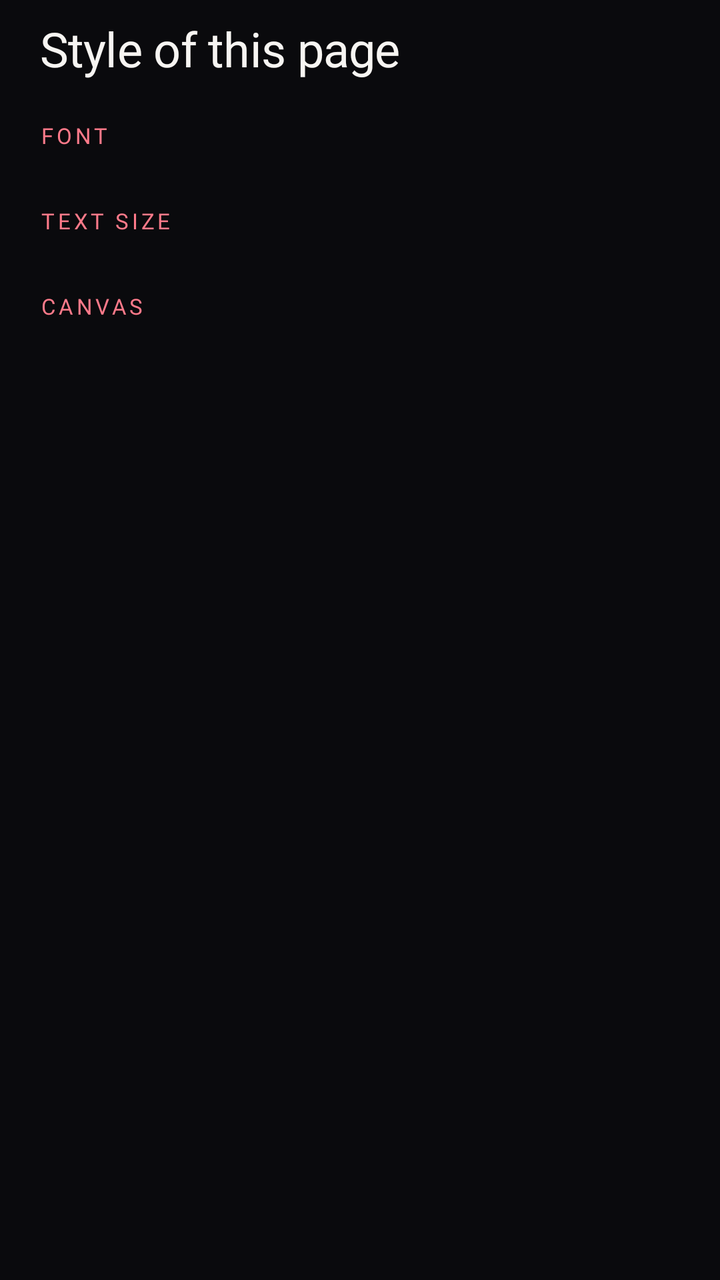
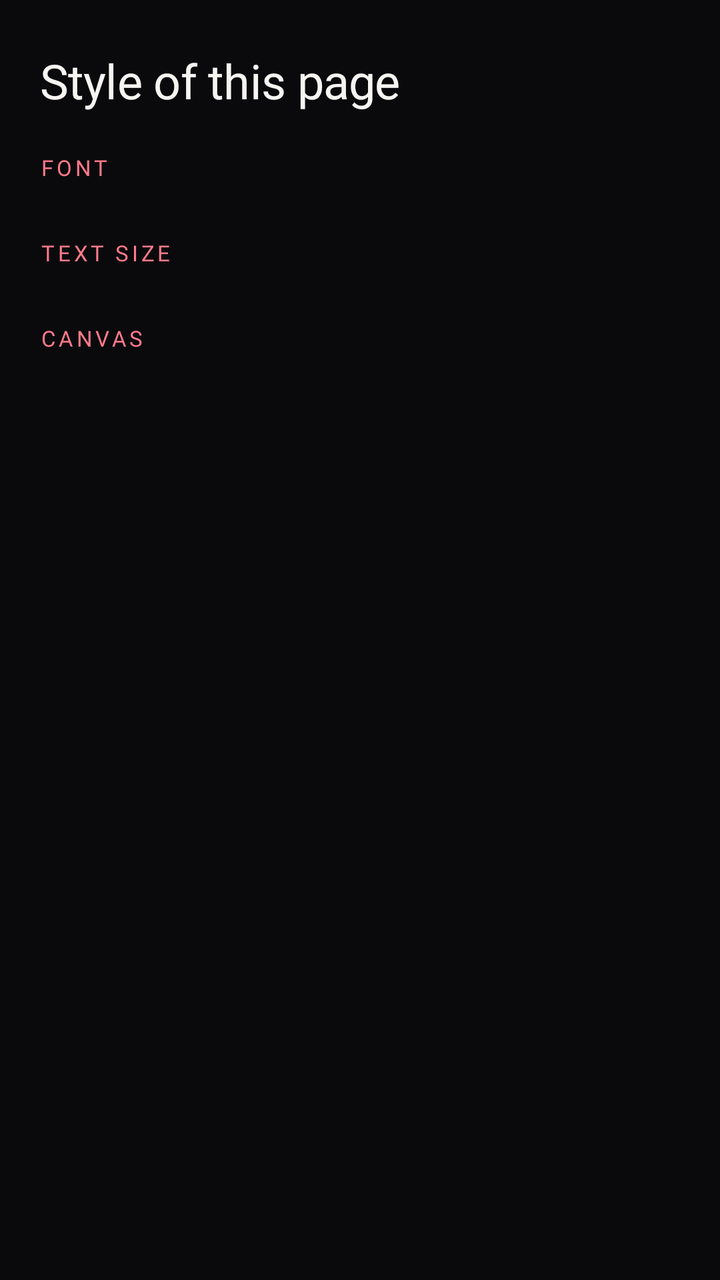

Compare the two renders of this Android layout. The source of the first and the diff that turns it into the second are given below.
<!-- AndroidManifest.xml: application theme Theme.CineFiles -->
<!-- res/layout/sheet_diary_style.xml -->
<?xml version="1.0" encoding="utf-8"?>
<androidx.core.widget.NestedScrollView xmlns:android="http://schemas.android.com/apk/res/android"
    xmlns:tools="http://schemas.android.com/tools"
    android:layout_width="match_parent"
    android:layout_height="wrap_content"
    android:overScrollMode="never">

    <LinearLayout
        android:layout_width="match_parent"
        android:layout_height="wrap_content"
        android:orientation="vertical"
        android:paddingTop="@dimen/space_8"
        android:paddingBottom="@dimen/space_24">

        <TextView
            android:layout_width="match_parent"
            android:layout_height="wrap_content"
            android:accessibilityHeading="true"
            android:paddingStart="@dimen/screen_margin"
            android:paddingEnd="@dimen/screen_margin"
            android:text="@string/diary_style_title"
            android:textAppearance="@style/TextAppearance.CineFiles.Title"
            tools:targetApi="28" />

        <TextView
            android:layout_width="match_parent"
            android:layout_height="wrap_content"
            android:paddingStart="@dimen/screen_margin"
            android:paddingTop="@dimen/space_20"
            android:paddingEnd="@dimen/screen_margin"
            android:paddingBottom="@dimen/space_8"
            android:text="@string/diary_style_font"
            android:textAppearance="@style/TextAppearance.CineFiles.Eyebrow"
            android:textColor="@color/accent_soft" />

        <HorizontalScrollView
            android:layout_width="match_parent"
            android:layout_height="wrap_content"
            android:clipToPadding="false"
            android:overScrollMode="never"
            android:paddingStart="@dimen/screen_margin"
            android:paddingEnd="@dimen/screen_margin"
            android:scrollbars="none">

            <LinearLayout
                android:id="@+id/fontOptions"
                android:layout_width="wrap_content"
                android:layout_height="wrap_content"
                android:orientation="horizontal" />
        </HorizontalScrollView>

        <TextView
            android:layout_width="match_parent"
            android:layout_height="wrap_content"
            android:paddingStart="@dimen/screen_margin"
            android:paddingTop="@dimen/space_20"
            android:paddingEnd="@dimen/screen_margin"
            android:paddingBottom="@dimen/space_8"
            android:text="@string/diary_style_size"
            android:textAppearance="@style/TextAppearance.CineFiles.Eyebrow"
            android:textColor="@color/accent_soft" />

        <HorizontalScrollView
            android:layout_width="match_parent"
            android:layout_height="wrap_content"
            android:clipToPadding="false"
            android:overScrollMode="never"
            android:paddingStart="@dimen/screen_margin"
            android:paddingEnd="@dimen/screen_margin"
            android:scrollbars="none">

            <LinearLayout
                android:id="@+id/sizeOptions"
                android:layout_width="wrap_content"
                android:layout_height="wrap_content"
                android:orientation="horizontal" />
        </HorizontalScrollView>

        <TextView
            android:layout_width="match_parent"
            android:layout_height="wrap_content"
            android:paddingStart="@dimen/screen_margin"
            android:paddingTop="@dimen/space_20"
            android:paddingEnd="@dimen/screen_margin"
            android:paddingBottom="@dimen/space_8"
            android:text="@string/diary_style_canvas"
            android:textAppearance="@style/TextAppearance.CineFiles.Eyebrow"
            android:textColor="@color/accent_soft" />

        <HorizontalScrollView
            android:layout_width="match_parent"
            android:layout_height="wrap_content"
            android:clipToPadding="false"
            android:overScrollMode="never"
            android:paddingStart="@dimen/screen_margin"
            android:paddingEnd="@dimen/screen_margin"
            android:scrollbars="none">

            <LinearLayout
                android:id="@+id/themeOptions"
                android:layout_width="wrap_content"
                android:layout_height="wrap_content"
                android:orientation="horizontal" />
        </HorizontalScrollView>
    </LinearLayout>
</androidx.core.widget.NestedScrollView>
<!-- resources referenced by this layout -->
<resources>
  <color name="accent_soft">#FF7A8A</color>
  <dimen name="screen_margin">20dp</dimen>
  <dimen name="space_20">20dp</dimen>
  <dimen name="space_24">24dp</dimen>
  <dimen name="space_8">8dp</dimen>
  <string name="diary_style_canvas">Canvas</string>
  <string name="diary_style_font">Font</string>
  <string name="diary_style_size">Text size</string>
  <string name="diary_style_title">Style of this page</string>
  <style name="TextAppearance.CineFiles.Title" parent="TextAppearance.CineFiles.SemiBold">
          <item name="android:textSize">24sp</item>
          <item name="android:letterSpacing">-0.01</item>
      </style>
  <style name="TextAppearance.CineFiles.SemiBold" parent="TextAppearance.CineFiles.Regular">
          <item name="android:fontFamily">@font/poppins_semibold</item>
          <item name="fontFamily">@font/poppins_semibold</item>
      </style>
  <color name="text_secondary">#A1A1AD</color>
  <color name="accent">#FF3449</color>
  <color name="on_accent">#FFFFFF</color>
  <color name="accent_glow">#38FF3449</color>
  <color name="text_primary">#F7F5F2</color>
  <color name="background">#0A0A0D</color>
  <color name="elevated">#1E1E26</color>
  <color name="surface">#141419</color>
  <color name="outline">#26FFFFFF</color>
  <style name="TextAppearance.CineFiles.Display" parent="TextAppearance.CineFiles.Bold">
          <item name="android:textSize">40sp</item>
          <item name="android:letterSpacing">-0.02</item>
      </style>
  <style name="TextAppearance.CineFiles.LargeTitle" parent="TextAppearance.CineFiles.Bold">
          <item name="android:textSize">32sp</item>
          <item name="android:letterSpacing">-0.015</item>
      </style>
  <style name="TextAppearance.CineFiles.Headline" parent="TextAppearance.CineFiles.SemiBold">
          <item name="android:textSize">18sp</item>
      </style>
  <style name="TextAppearance.CineFiles.Button" parent="TextAppearance.CineFiles.SemiBold">
          <item name="android:textSize">16sp</item>
      </style>
  <style name="TextAppearance.CineFiles.Label" parent="TextAppearance.CineFiles.Medium">
          <item name="android:textSize">14sp</item>
      </style>
  <style name="TextAppearance.CineFiles.Body" parent="TextAppearance.CineFiles.Regular">
          <item name="android:textSize">16sp</item>
      </style>
  <style name="ShapeAppearance.CineFiles.Small" parent="">
          <item name="cornerFamily">rounded</item>
          <item name="cornerSize">@dimen/radius_small</item>
      </style>
  <style name="ShapeAppearance.CineFiles.Medium" parent="">
          <item name="cornerFamily">rounded</item>
          <item name="cornerSize">@dimen/radius_medium</item>
      </style>
  <style name="ShapeAppearance.CineFiles.Large" parent="">
          <item name="cornerFamily">rounded</item>
          <item name="cornerSize">@dimen/radius_large</item>
      </style>
  <style name="TextAppearance.CineFiles.Regular" parent="">
          <item name="android:fontFamily">@font/poppins_regular</item>
          <item name="fontFamily">@font/poppins_regular</item>
          <item name="android:textColor">@color/text_primary</item>
          <item name="android:letterSpacing">0</item>
      </style>
  <style name="TextAppearance.CineFiles.Bold" parent="TextAppearance.CineFiles.Regular">
          <item name="android:fontFamily">@font/poppins_bold</item>
          <item name="fontFamily">@font/poppins_bold</item>
      </style>
  <style name="TextAppearance.CineFiles.Medium" parent="TextAppearance.CineFiles.Regular">
          <item name="android:fontFamily">@font/poppins_medium</item>
          <item name="fontFamily">@font/poppins_medium</item>
      </style>
  <dimen name="radius_small">8dp</dimen>
  <dimen name="radius_medium">12dp</dimen>
  <dimen name="radius_large">16dp</dimen>
  <dimen name="button_height">52dp</dimen>
  <!-- unchanged entries left out for length: 3 -->
</resources>

<!-- the commit's change to res/layout/sheet_diary_style.xml (unified diff, before → after) -->
@@ -9,7 +9,7 @@
         android:layout_width="match_parent"
         android:layout_height="wrap_content"
         android:orientation="vertical"
-        android:paddingTop="@dimen/space_8"
+        android:paddingTop="@dimen/space_24"
         android:paddingBottom="@dimen/space_24">
 
         <TextView
